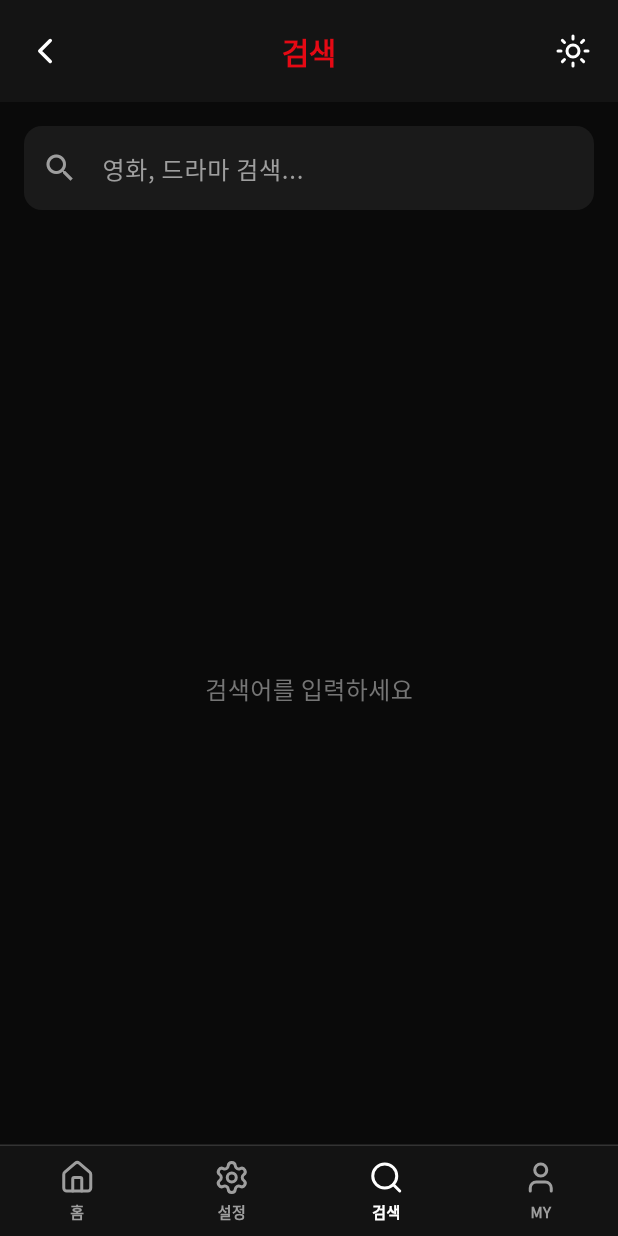
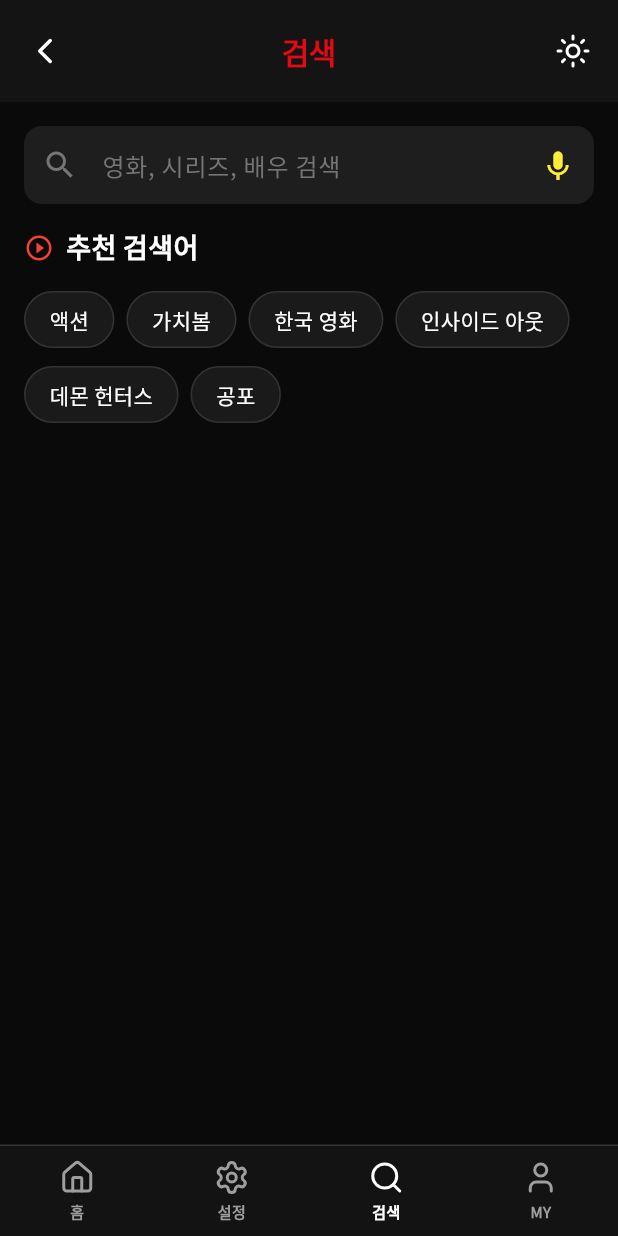
Before and after one commit to Chung-haiseag/audioview-flutter, a Flutter app: the screen it shows after launch, item 3 of the bottom bar chosen, on a phone screen of 412 x 824 dp. Run offline on Flutter 3.47's test engine with Material 3 defaults, Android fonts, the phone set to English and light mode, and no system bars; our stand-ins replace flutter_animate, google_fonts, lucide_icons, shared_preferences; network calls fail.

Commit message:
feat: 검색 화면 및 음성 검색 화면 구현
- SearchScreen: 검색바, 추천 검색어(chip), 음성 검색 버튼 구현
- VoiceSearchScreen: 마이크 애니메이션, 파형 비주얼라이저 구현
- mock_data.dart: 추천 검색어 데이터 추가
- 네비게이션 연결 완료

```diff
--- a/lib/constants/mock_data.dart
+++ b/lib/constants/mock_data.dart
@@ -218,3 +218,12 @@ final List<Category> categories = [
 ];
 
 const List<String> categoryChips = ['예능', '드라마', '영화', '시사교양', '애니', '해외'];
+
+final List<String> recommendationKeywords = [
+  '액션',
+  '가치봄',
+  '한국 영화',
+  '인사이드 아웃',
+  '데몬 헌터스',
+  '공포',
+];
--- a/lib/screens/search/search_screen.dart
+++ b/lib/screens/search/search_screen.dart
@@ -1,4 +1,6 @@
 import 'package:flutter/material.dart';
+import 'voice_search_screen.dart';
+import '../../constants/mock_data.dart';
 
 class SearchScreen extends StatefulWidget {
   const SearchScreen({super.key});
@@ -12,41 +14,92 @@ class _SearchScreenState extends State<SearchScreen> {
 
   @override
   Widget build(BuildContext context) {
-    return Scaffold(
-      backgroundColor: const Color(0xFF0A0A0A),
-      body: Column(
+    return Column(
+      crossAxisAlignment: CrossAxisAlignment.start,
       children: [
+        // Search Bar
         Padding(
           padding: const EdgeInsets.all(16.0),
           child: TextField(
             controller: _searchController,
             style: const TextStyle(color: Colors.white),
             decoration: InputDecoration(
-                hintText: '영화, 드라마 검색...',
-                hintStyle: const TextStyle(color: Colors.grey),
-                prefixIcon: const Icon(Icons.search, color: Colors.grey),
+              hintText: '영화, 시리즈, 배우 검색',
+              hintStyle: TextStyle(color: Colors.grey[600]),
+              prefixIcon: Icon(Icons.search, color: Colors.grey[600]),
+              suffixIcon: IconButton(
+                icon: const Icon(Icons.keyboard_voice, color: Colors.yellow),
+                onPressed: () {
+                  Navigator.push(
+                    context,
+                    MaterialPageRoute(
+                      builder: (context) => const VoiceSearchScreen(),
+                    ),
+                  );
+                },
+              ),
               filled: true,
-                fillColor: const Color(0xFF1A1A1A),
+              fillColor: const Color(0xFF1E1E1E),
               border: OutlineInputBorder(
                 borderRadius: BorderRadius.circular(12),
                 borderSide: BorderSide.none,
               ),
+              contentPadding:
+                  const EdgeInsets.symmetric(horizontal: 16, vertical: 14),
             ),
           ),
         ),
-          Expanded(
-            child: Center(
-              child: Text(
-                '검색어를 입력하세요',
+
+        // Recommendation Section
+        Padding(
+          padding: const EdgeInsets.symmetric(horizontal: 16.0),
+          child: Column(
+            crossAxisAlignment: CrossAxisAlignment.start,
+            children: [
+              const Row(
+                children: [
+                  Icon(Icons.play_circle_outline, color: Colors.red, size: 20),
+                  SizedBox(width: 8),
+                  Text(
+                    '추천 검색어',
                     style: TextStyle(
-                  color: Colors.grey[600],
-                  fontSize: 16,
-                ),
-              ),
+                      color: Colors.white,
+                      fontSize: 18,
+                      fontWeight: FontWeight.bold,
                     ),
                   ),
                 ],
               ),
+              const SizedBox(height: 16),
+              Wrap(
+                spacing: 8.0,
+                runSpacing: 12.0,
+                children: recommendationKeywords.map((keyword) {
+                  return Container(
+                    padding:
+                        const EdgeInsets.symmetric(horizontal: 16, vertical: 8),
+                    decoration: BoxDecoration(
+                      color: const Color(0xFF1A1A1A),
+                      borderRadius: BorderRadius.circular(20),
+                      border: Border.all(
+                        color: const Color(0xFF333333),
+                      ),
+                    ),
+                    child: Text(
+                      keyword,
+                      style: const TextStyle(
+                        color: Colors.white,
+                        fontSize: 14,
+                        fontWeight: FontWeight.w500,
+                      ),
+                    ),
+                  );
+                }).toList(),
+              ),
+            ],
+          ),
+        ),
+      ],
     );
   }
 }
```
Also changed, not shown: lib/screens/search/voice_search_screen.dart (added, +207 -0 lines). Lines whose indentation alone changed are shown as unchanged.
